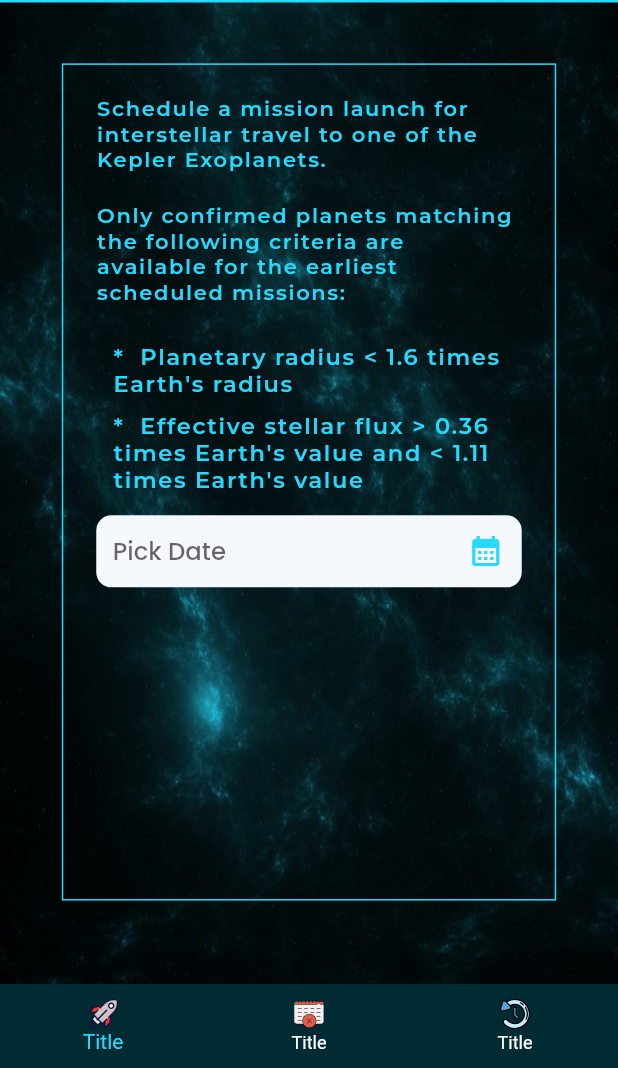
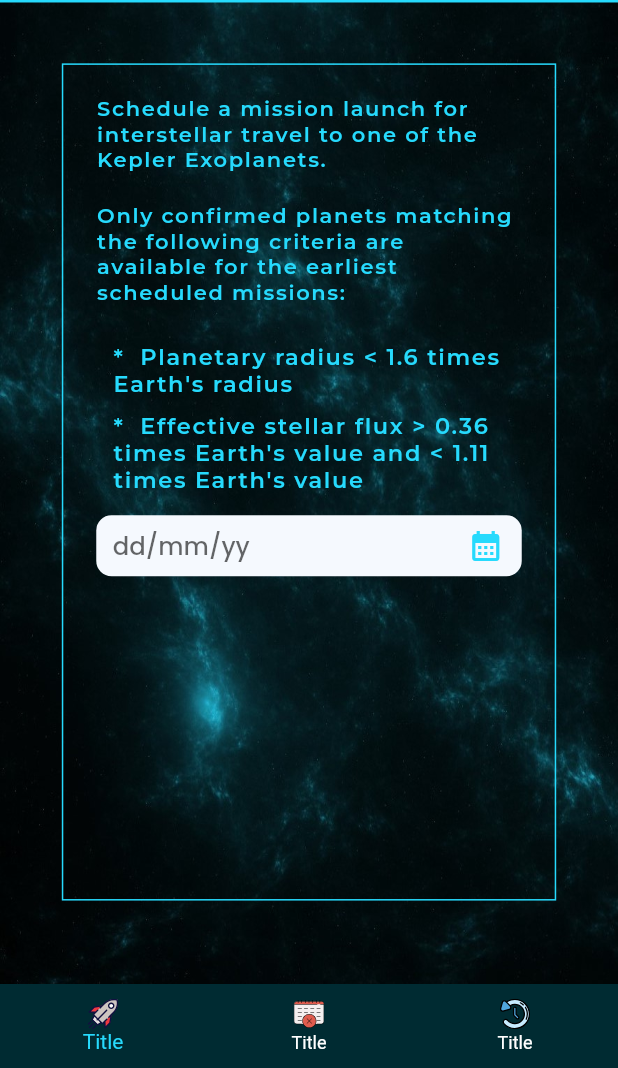
Before and after one commit to DARK-PROGRAMMER-I/NASA_MOBILE_VERSION, a Flutter app: the screen it shows after launch, on a phone screen of 412 x 824 dp, the part 168-1236 px from its top. Run offline on Flutter 3.47's test engine with Material 2 defaults, Android fonts, the phone set to English and light mode, and no system bars; our stand-ins replace flutter_screenutil, flutter_svg, google_fonts.

```diff
--- a/lib/widgets/home_widgets/date_text_field.dart
+++ b/lib/widgets/home_widgets/date_text_field.dart
@@ -33,7 +33,7 @@ class CustomTextField extends StatelessWidget {
     return Container(
       margin: EdgeInsets.only(bottom: 0.h, top: 5.h),
       //padding: EdgeInsets.only(left: 20.w, right: 10.w),
-      // height: 55.h,
+      height: 40.h,
       decoration: BoxDecoration(
         color: MediaQuery.of(context).platformBrightness == Brightness.light
             ? Color(0xFFF5F9FE)
--- a/lib/widgets/home_widgets/home_form_widget.dart
+++ b/lib/widgets/home_widgets/home_form_widget.dart
@@ -27,7 +27,7 @@ class _HomeFormWidgetState extends State<HomeFormWidget> {
         children: [
           CustomTextField(
             controller: _datCtr,
-            hintText: "${_datCtr.text.isNotEmpty ? _datCtr.text : 'Pick Date'}",
+            hintText: "${_datCtr.text.isNotEmpty ? _datCtr.text : 'dd/mm/yy'}",
             onChanged: (val){
             },
             onFieldSubmitted: (val){},
```
